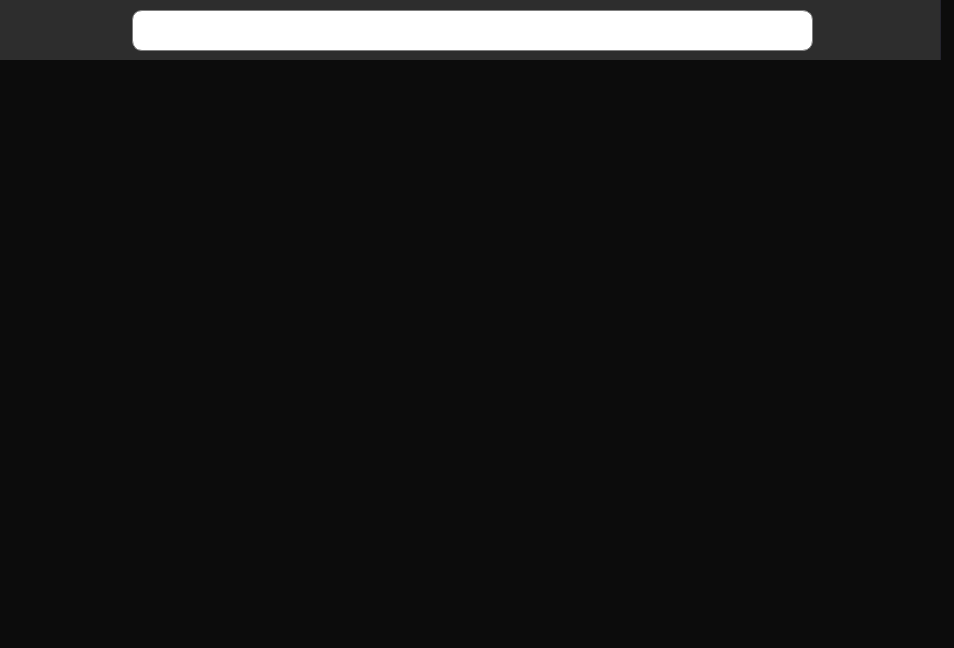
This is Desktop/nonwindow.ui in enty9/NoNode as Qt 5 draws it before an edit. The edited form follows.
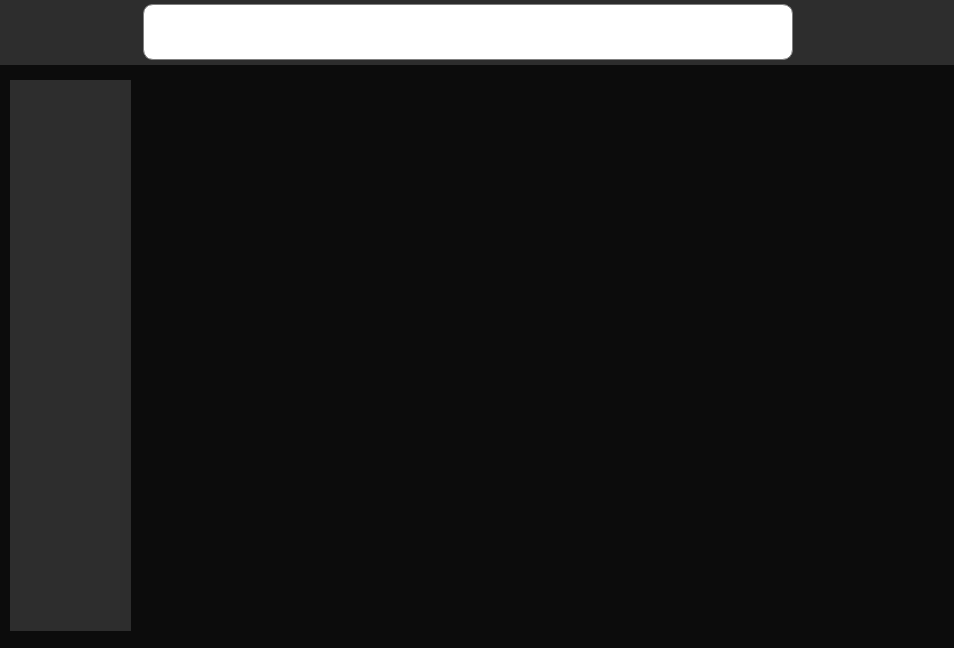
This is the edited form. Icons and pictures are not drawn.

Diff of the .ui file:
```diff
--- a/Desktop/nonwindow.ui
+++ b/Desktop/nonwindow.ui
@@ -27,20 +27,20 @@
      <rect>
       <x>0</x>
       <y>0</y>
-      <width>941</width>
-      <height>60</height>
+      <width>961</width>
+      <height>65</height>
      </rect>
     </property>
     <property name="minimumSize">
      <size>
       <width>0</width>
-      <height>60</height>
+      <height>65</height>
      </size>
     </property>
     <property name="maximumSize">
      <size>
       <width>16777215</width>
-      <height>60</height>
+      <height>65</height>
      </size>
     </property>
     <property name="styleSheet">
@@ -54,36 +54,156 @@
 	border-right: 1px solid #24242e;
 }</string>
     </property>
-    <widget class="QLineEdit" name="SearchEdit">
-     <property name="geometry">
-      <rect>
-       <x>132</x>
-       <y>10</y>
-       <width>681</width>
-       <height>41</height>
-      </rect>
+    <layout class="QHBoxLayout" name="horizontalLayout">
+     <property name="spacing">
+      <number>0</number>
      </property>
-     <property name="styleSheet">
-      <string notr="true">#SearchEdit{
+     <property name="leftMargin">
+      <number>0</number>
+     </property>
+     <property name="topMargin">
+      <number>0</number>
+     </property>
+     <property name="rightMargin">
+      <number>4</number>
+     </property>
+     <property name="bottomMargin">
+      <number>0</number>
+     </property>
+     <item>
+      <widget class="QPushButton" name="menuButton">
+       <property name="maximumSize">
+        <size>
+         <width>50</width>
+         <height>16777215</height>
+        </size>
+       </property>
+       <property name="cursor">
+        <cursorShape>PointingHandCursor</cursorShape>
+       </property>
+       <property name="styleSheet">
+        <string notr="true">#menuButton{
+  background: none;
+  border: none;
+}</string>
+       </property>
+       <property name="text">
+        <string/>
+       </property>
+       <property name="icon">
+        <iconset>
+         <normaloff>:/newPrefix/menu_line.png</normaloff>:/newPrefix/menu_line.png</iconset>
+       </property>
+       <property name="iconSize">
+        <size>
+         <width>32</width>
+         <height>32</height>
+        </size>
+       </property>
+      </widget>
+     </item>
+     <item>
+      <spacer name="horizontalSpacer">
+       <property name="orientation">
+        <enum>Qt::Orientation::Horizontal</enum>
+       </property>
+       <property name="sizeHint" stdset="0">
+        <size>
+         <width>40</width>
+         <height>20</height>
+        </size>
+       </property>
+      </spacer>
+     </item>
+     <item>
+      <widget class="QLineEdit" name="SearchEdit">
+       <property name="minimumSize">
+        <size>
+         <width>650</width>
+         <height>50</height>
+        </size>
+       </property>
+       <property name="maximumSize">
+        <size>
+         <width>16777215</width>
+         <height>16777215</height>
+        </size>
+       </property>
+       <property name="font">
+        <font>
+         <family>-apple-system</family>
+         <pointsize>12</pointsize>
+        </font>
+       </property>
+       <property name="styleSheet">
+        <string notr="true">#SearchEdit{
 	border-radius: 10px;
     border: 1px solid gray;
-    font-size: 12px;
     outline: none;
-    text-indent: 5px;
    color: white;
    background: none;
 }</string>
-     </property>
-     <property name="inputMask">
-      <string/>
-     </property>
-    </widget>
+       </property>
+       <property name="inputMask">
+        <string/>
+       </property>
+       <property name="text">
+        <string>Search...</string>
+       </property>
+      </widget>
+     </item>
+     <item>
+      <spacer name="horizontalSpacer_2">
+       <property name="orientation">
+        <enum>Qt::Orientation::Horizontal</enum>
+       </property>
+       <property name="sizeHint" stdset="0">
+        <size>
+         <width>40</width>
+         <height>20</height>
+        </size>
+       </property>
+      </spacer>
+     </item>
+     <item>
+      <widget class="QPushButton" name="userButton">
+       <property name="minimumSize">
+        <size>
+         <width>0</width>
+         <height>50</height>
+        </size>
+       </property>
+       <property name="cursor">
+        <cursorShape>PointingHandCursor</cursorShape>
+       </property>
+       <property name="styleSheet">
+        <string notr="true">*{
+ 	background: none;
+	border: none;
+}</string>
+       </property>
+       <property name="text">
+        <string/>
+       </property>
+       <property name="icon">
+        <iconset>
+         <normaloff>:/newPrefix/user_4_fill.png</normaloff>:/newPrefix/user_4_fill.png</iconset>
+       </property>
+       <property name="iconSize">
+        <size>
+         <width>60</width>
+         <height>60</height>
+        </size>
+       </property>
+      </widget>
+     </item>
+    </layout>
    </widget>
    <widget class="QWidget" name="widget" native="true">
     <property name="geometry">
      <rect>
-      <x>19</x>
-      <y>69</y>
+      <x>10</x>
+      <y>70</y>
       <width>911</width>
       <height>571</height>
      </rect>
@@ -92,11 +212,61 @@
      <property name="geometry">
       <rect>
        <x>0</x>
-       <y>0</y>
-       <width>191</width>
-       <height>201</height>
+       <y>10</y>
+       <width>121</width>
+       <height>551</height>
       </rect>
      </property>
+     <property name="styleSheet">
+      <string notr="true">*{
+		background-color: #2D2D2D;
+		
+}</string>
+     </property>
+     <widget class="QWidget" name="perswidget" native="true">
+      <property name="geometry">
+       <rect>
+        <x>9</x>
+        <y>9</y>
+        <width>65</width>
+        <height>65</height>
+       </rect>
+      </property>
+      <property name="minimumSize">
+       <size>
+        <width>65</width>
+        <height>65</height>
+       </size>
+      </property>
+      <property name="maximumSize">
+       <size>
+        <width>65</width>
+        <height>65</height>
+       </size>
+      </property>
+      <widget class="QLabel" name="label">
+       <property name="geometry">
+        <rect>
+         <x>0</x>
+         <y>20</y>
+         <width>57</width>
+         <height>18</height>
+        </rect>
+       </property>
+       <property name="frameShape">
+        <enum>QFrame::Shape::NoFrame</enum>
+       </property>
+       <property name="frameShadow">
+        <enum>QFrame::Shadow::Plain</enum>
+       </property>
+       <property name="text">
+        <string/>
+       </property>
+       <property name="textFormat">
+        <enum>Qt::TextFormat::AutoText</enum>
+       </property>
+      </widget>
+     </widget>
     </widget>
    </widget>
   </widget>
```
Left out of the diff: 4 changed lines with no effect on the pictures.
